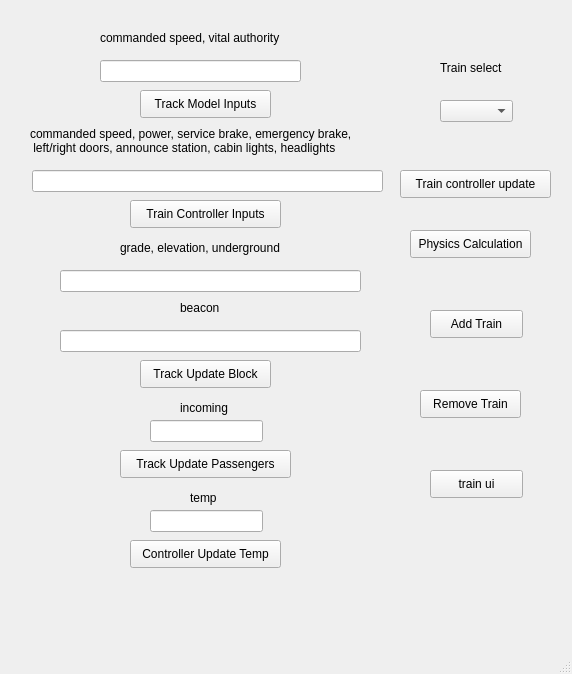
Above: Train_Model/testbench.ui from LucasZ99/ECE1140SystemsEngineeringProject before the change. Below: the same form after it.
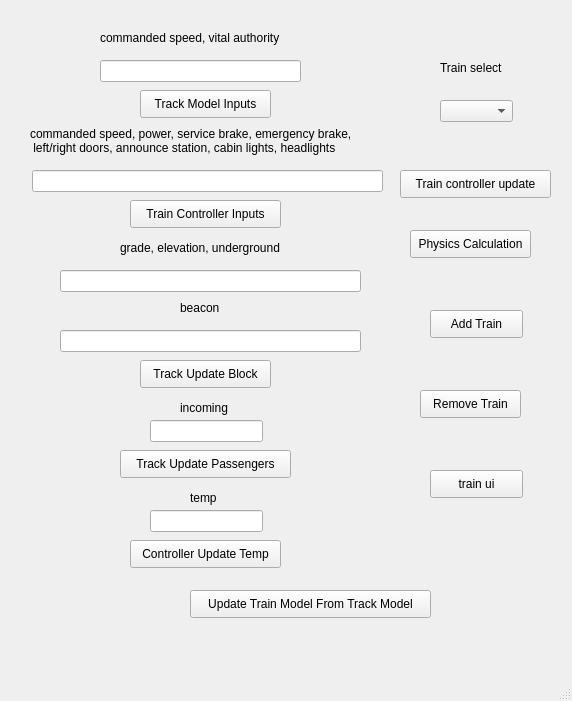
That is the form after the change.

Commit message: train_model_container_testbench.py is now on new paradime

Patch:
```diff
--- a/Train_Model/testbench.ui
+++ b/Train_Model/testbench.ui
@@ -7,7 +7,7 @@
     <x>0</x>
     <y>0</y>
     <width>572</width>
-    <height>674</height>
+    <height>701</height>
    </rect>
   </property>
   <property name="windowTitle">
@@ -306,6 +306,19 @@
      </rect>
     </property>
    </widget>
+   <widget class="QPushButton" name="bigUpdateButton">
+    <property name="geometry">
+     <rect>
+      <x>190</x>
+      <y>590</y>
+      <width>241</width>
+      <height>28</height>
+     </rect>
+    </property>
+    <property name="text">
+     <string>Update Train Model From Track Model</string>
+    </property>
+   </widget>
   </widget>
   <widget class="QMenuBar" name="menubar">
    <property name="geometry">
```
The commit also changes 5 other files.
